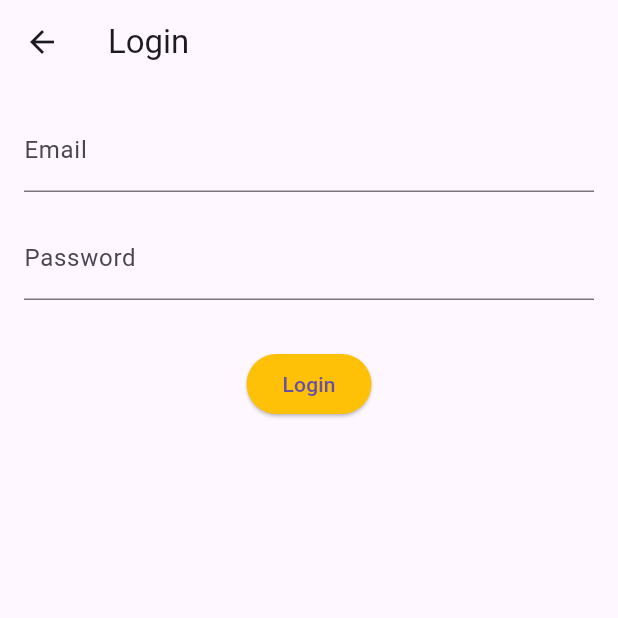
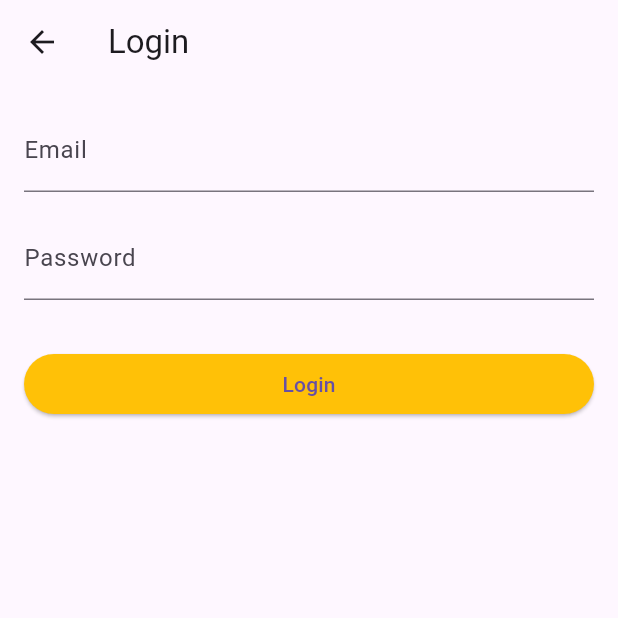
Before and after one commit to Elemelonss/tubes_ta_lombaku, a Flutter app: the screen it shows after launch, after a tap on "Masuk", on a phone screen of 412 x 824 dp, the top half of it. Run offline on Flutter 3.47's test engine with Material 3 defaults, Android fonts, the phone set to English and light mode, and no system bars; our stand-ins replace shared_preferences, sqflite; accounts and stored records are empty.

Commit message:
expanded button

```diff
--- a/lib/pages/login2.dart
+++ b/lib/pages/login2.dart
@@ -45,10 +45,17 @@ class LoginPage2 extends StatelessWidget {
                 obscureText: true,
                 decoration: const InputDecoration(labelText: 'Password')),
             const SizedBox(height: 32),
-            ElevatedButton(
-              onPressed: _login,
-              style: ElevatedButton.styleFrom(backgroundColor: Colors.amber),
-              child: const Text('Login'),
+            Row(
+              children: [
+                Expanded(
+                  child: ElevatedButton(
+                    onPressed: _login,
+                    style:
+                        ElevatedButton.styleFrom(backgroundColor: Colors.amber),
+                    child: const Text('Login'),
+                  ),
+                ),
+              ],
             ),
           ],
         ),
--- a/pubspec.yaml
+++ b/pubspec.yaml
@@ -30,7 +30,6 @@ environment:
 dependencies:
   flutter:
     sdk: flutter
-  phosphor_flutter: ^any
 
 
   # The following adds the Cupertino Icons font to your application.
@@ -39,6 +38,7 @@ dependencies:
   sqflite: ^2.4.0
   path_provider: ^2.1.1
   shared_preferences: ^2.2.2
+
 
 dev_dependencies:
   flutter_test:
```
Also changed, not shown: pubspec.lock, 6 other files.
